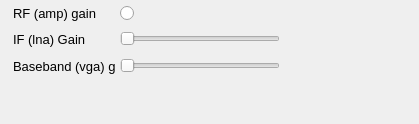
Old version of the form plugins/HackRFDevice/hackrfoptions.ui in the repository oldscienceguy/PebbleSDR.
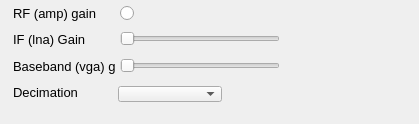
New version of the form.

The edit to the form file:
```diff
--- a/plugins/HackRFDevice/hackrfoptions.ui
+++ b/plugins/HackRFDevice/hackrfoptions.ui
@@ -188,6 +188,39 @@
     <string/>
    </property>
   </widget>
+  <widget class="QLabel" name="label_4">
+   <property name="geometry">
+    <rect>
+     <x>13</x>
+     <y>84</y>
+     <width>97</width>
+     <height>16</height>
+    </rect>
+   </property>
+   <property name="font">
+    <font>
+     <pointsize>10</pointsize>
+    </font>
+   </property>
+   <property name="text">
+    <string>Decimation</string>
+   </property>
+  </widget>
+  <widget class="QComboBox" name="decimationBox">
+   <property name="geometry">
+    <rect>
+     <x>118</x>
+     <y>86</y>
+     <width>104</width>
+     <height>16</height>
+    </rect>
+   </property>
+   <property name="font">
+    <font>
+     <pointsize>10</pointsize>
+    </font>
+   </property>
+  </widget>
  </widget>
  <resources/>
  <connections/>
```
